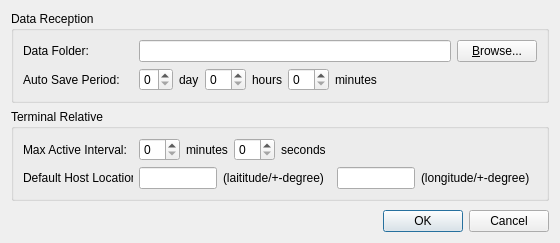
The window that mac/examples/GasInfo/optiondialog.ui (Quenii/ADCEVM) describes before a commit, drawn with Qt 5.
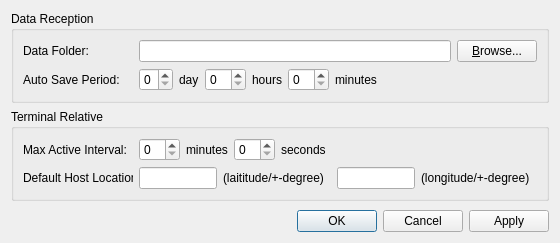
The same window after the commit.

Patch:
```diff
--- a/mac/examples/GasInfo/optiondialog.ui
+++ b/mac/examples/GasInfo/optiondialog.ui
@@ -291,7 +291,7 @@
       <enum>Qt::Horizontal</enum>
      </property>
      <property name="standardButtons">
-      <set>QDialogButtonBox::Cancel|QDialogButtonBox::Ok</set>
+      <set>QDialogButtonBox::Apply|QDialogButtonBox::Cancel|QDialogButtonBox::Ok</set>
      </property>
     </widget>
    </item>
```
